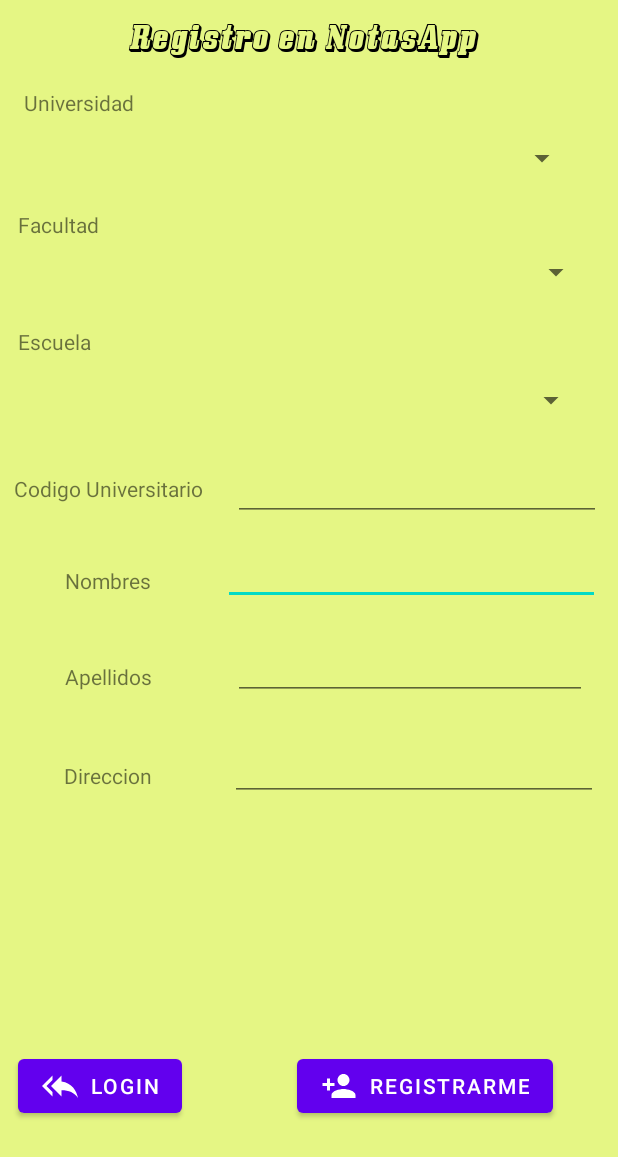
After one commit to alonsodelcordova/notass-app-movil, an Android app: the layout activity_register.xml on its own in the app's theme, with its tools: preview values and no code run, on a phone screen of 412 x 824 dp. The commit adds this screen. Shown: the top 1157 px of the screen. Run offline under Robolectric (Android 15) with nearby library versions, the phone set to English and light mode, and no system bars.

Commit message:
list content spinner

```diff
--- a/app/src/main/res/layout/activity_main.xml
+++ b/app/src/main/res/layout/activity_main.xml
@@ -7,7 +7,7 @@
     tools:context=".MainActivity">
 
     <Button
-        android:id="@+id/button"
+        android:id="@+id/btnMainInicio"
         android:layout_width="wrap_content"
         android:layout_height="wrap_content"
         android:text="Button"
--- /dev/null
+++ b/app/src/main/res/layout/activity_register.xml
@@ -0,0 +1,294 @@
+<?xml version="1.0" encoding="utf-8"?>
+<androidx.constraintlayout.widget.ConstraintLayout xmlns:android="http://schemas.android.com/apk/res/android"
+    xmlns:app="http://schemas.android.com/apk/res-auto"
+    xmlns:tools="http://schemas.android.com/tools"
+    android:layout_width="match_parent"
+    android:layout_height="match_parent"
+    tools:context=".activitys.RegisterActivity"
+    android:background="#E5F684">
+
+    <TextView
+        android:id="@+id/textView3"
+        android:layout_width="262dp"
+        android:layout_height="31dp"
+        android:layout_marginTop="4dp"
+        android:backgroundTint="#975A5A"
+        android:fontFamily="@font/estilo"
+        android:text="Registro en NotasApp"
+        android:textColor="@color/black"
+        android:textColorHint="#000000"
+        android:textSize="20sp"
+        app:layout_constraintBottom_toTopOf="@+id/guideline3"
+        app:layout_constraintEnd_toEndOf="parent"
+        app:layout_constraintHorizontal_bias="0.563"
+        app:layout_constraintStart_toStartOf="parent"
+        app:layout_constraintTop_toTopOf="parent" />
+
+    <Spinner
+        android:id="@+id/spnRegisterEscuela"
+        android:layout_width="381dp"
+        android:layout_height="42dp"
+        app:layout_constraintBottom_toTopOf="@+id/guideline6"
+        app:layout_constraintEnd_toEndOf="parent"
+        app:layout_constraintHorizontal_bias="0.333"
+        app:layout_constraintStart_toStartOf="parent"
+        app:layout_constraintTop_toBottomOf="@+id/textView6" />
+
+    <TextView
+        android:id="@+id/textView9"
+        android:layout_width="wrap_content"
+        android:layout_height="wrap_content"
+        android:text="Apellidos"
+        app:layout_constraintBottom_toTopOf="@+id/guideline9"
+        app:layout_constraintEnd_toStartOf="@+id/guideline2"
+        app:layout_constraintStart_toStartOf="parent"
+        app:layout_constraintTop_toTopOf="@+id/guideline8" />
+
+    <Spinner
+        android:id="@+id/spnRegisterFacultad"
+        android:layout_width="384dp"
+        android:layout_height="44dp"
+        app:layout_constraintBottom_toTopOf="@+id/guideline5"
+        app:layout_constraintEnd_toEndOf="parent"
+        app:layout_constraintHorizontal_bias="0.37"
+        app:layout_constraintStart_toStartOf="parent"
+        app:layout_constraintTop_toBottomOf="@+id/textView5"
+        app:layout_constraintVertical_bias="0.0" />
+
+    <EditText
+        android:id="@+id/txtViewNombres"
+        android:layout_width="251dp"
+        android:layout_height="39dp"
+        android:layout_marginEnd="8dp"
+        android:ems="10"
+        android:inputType="textPersonName"
+        app:layout_constraintBottom_toTopOf="@+id/guideline8"
+        app:layout_constraintEnd_toEndOf="parent"
+        app:layout_constraintStart_toStartOf="@+id/guideline2"
+        app:layout_constraintTop_toBottomOf="@+id/txtViewCodigo" />
+
+    <EditText
+        android:id="@+id/txtViewCodigo"
+        android:layout_width="245dp"
+        android:layout_height="44dp"
+        android:ems="10"
+        android:inputType="phone"
+        app:layout_constraintBottom_toTopOf="@+id/guideline7"
+        app:layout_constraintEnd_toEndOf="parent"
+        app:layout_constraintStart_toStartOf="@+id/guideline2"
+        app:layout_constraintTop_toTopOf="@+id/guideline6" />
+
+    <TextView
+        android:id="@+id/textView7"
+        android:layout_width="wrap_content"
+        android:layout_height="wrap_content"
+        android:text="Codigo Universitario"
+        app:layout_constraintBottom_toTopOf="@+id/guideline7"
+        app:layout_constraintEnd_toStartOf="@+id/guideline2"
+        app:layout_constraintStart_toStartOf="parent"
+        app:layout_constraintTop_toTopOf="@+id/guideline6" />
+
+    <TextView
+        android:id="@+id/textView8"
+        android:layout_width="wrap_content"
+        android:layout_height="wrap_content"
+        android:text="Nombres"
+        app:layout_constraintBottom_toTopOf="@+id/guideline8"
+        app:layout_constraintEnd_toStartOf="@+id/guideline2"
+        app:layout_constraintStart_toStartOf="parent"
+        app:layout_constraintTop_toTopOf="@+id/guideline7" />
+
+    <EditText
+        android:id="@+id/txtViewApellidos"
+        android:layout_width="236dp"
+        android:layout_height="32dp"
+        android:ems="10"
+        android:inputType="textPersonName"
+        app:layout_constraintBottom_toTopOf="@+id/guideline9"
+        app:layout_constraintEnd_toEndOf="parent"
+        app:layout_constraintHorizontal_bias="0.354"
+        app:layout_constraintStart_toStartOf="@+id/guideline2"
+        app:layout_constraintTop_toTopOf="@+id/guideline8" />
+
+    <Spinner
+        android:id="@+id/spnRegisterUniversidad"
+        android:layout_width="378dp"
+        android:layout_height="36dp"
+        app:layout_constraintBottom_toTopOf="@+id/guideline4"
+        app:layout_constraintEnd_toEndOf="parent"
+        app:layout_constraintHorizontal_bias="0.212"
+        app:layout_constraintStart_toStartOf="parent"
+        app:layout_constraintTop_toBottomOf="@+id/textView4" />
+
+    <TextView
+        android:id="@+id/textView6"
+        android:layout_width="wrap_content"
+        android:layout_height="wrap_content"
+        android:layout_marginTop="4dp"
+        android:text="Escuela"
+        app:layout_constraintEnd_toEndOf="parent"
+        app:layout_constraintHorizontal_bias="0.033"
+        app:layout_constraintStart_toStartOf="parent"
+        app:layout_constraintTop_toTopOf="@+id/guideline5" />
+
+    <EditText
+        android:id="@+id/txtViewDireccion"
+        android:layout_width="245dp"
+        android:layout_height="34dp"
+        android:layout_marginEnd="4dp"
+        android:ems="10"
+        android:inputType="textPersonName"
+        app:layout_constraintBottom_toTopOf="@+id/guideline10"
+        app:layout_constraintEnd_toEndOf="parent"
+        app:layout_constraintStart_toStartOf="@+id/guideline2"
+        app:layout_constraintTop_toTopOf="@+id/guideline9" />
+
+    <TextView
+        android:id="@+id/textView4"
+        android:layout_width="wrap_content"
+        android:layout_height="wrap_content"
+        android:layout_marginTop="8dp"
+        android:text="Universidad"
+        app:layout_constraintEnd_toEndOf="parent"
+        app:layout_constraintHorizontal_bias="0.047"
+        app:layout_constraintStart_toStartOf="parent"
+        app:layout_constraintTop_toTopOf="@+id/guideline3" />
+
+    <TextView
+        android:id="@+id/textView10"
+        android:layout_width="wrap_content"
+        android:layout_height="wrap_content"
+        android:text="Direccion"
+        app:layout_constraintBottom_toTopOf="@+id/guideline10"
+        app:layout_constraintEnd_toStartOf="@+id/guideline2"
+        app:layout_constraintStart_toStartOf="parent"
+        app:layout_constraintTop_toTopOf="@+id/guideline9" />
+
+    <TextView
+        android:id="@+id/textView5"
+        android:layout_width="wrap_content"
+        android:layout_height="wrap_content"
+        android:layout_marginTop="8dp"
+        android:text="Facultad"
+        app:layout_constraintEnd_toEndOf="parent"
+        app:layout_constraintHorizontal_bias="0.033"
+        app:layout_constraintStart_toStartOf="parent"
+        app:layout_constraintTop_toTopOf="@+id/guideline4" />
+
+    <TextView
+        android:id="@+id/textView11"
+        android:layout_width="wrap_content"
+        android:layout_height="wrap_content"
+        android:layout_marginStart="24dp"
+        android:text="Email"
+        app:layout_constraintBottom_toTopOf="@+id/guideline11"
+        app:layout_constraintEnd_toStartOf="@+id/guideline2"
+        app:layout_constraintStart_toStartOf="parent"
+        app:layout_constraintTop_toTopOf="@+id/guideline10" />
+
+    <EditText
+        android:id="@+id/txtViewEmail"
+        android:layout_width="247dp"
+        android:layout_height="30dp"
+        android:ems="10"
+        android:inputType="textPersonName"
+        app:layout_constraintBottom_toTopOf="@+id/guideline11"
+        app:layout_constraintEnd_toEndOf="parent"
+        app:layout_constraintStart_toStartOf="@+id/guideline2"
+        app:layout_constraintTop_toTopOf="@+id/guideline10" />
+
+    <Button
+        android:id="@+id/btnRegistrar"
+        android:layout_width="wrap_content"
+        android:layout_height="wrap_content"
+        android:layout_marginBottom="76dp"
+        android:text="Registrarme"
+        app:icon="@drawable/ic_baseline_person_add_24"
+        app:layout_constraintBottom_toBottomOf="parent"
+        app:layout_constraintEnd_toEndOf="parent"
+        app:layout_constraintHorizontal_bias="0.553"
+        app:layout_constraintStart_toStartOf="@+id/guideline2" />
+
+    <Button
+        android:id="@+id/btnLogin"
+        android:layout_width="wrap_content"
+        android:layout_height="wrap_content"
+        android:layout_marginStart="4dp"
+        android:layout_marginBottom="76dp"
+        android:text="Login"
+        app:icon="@drawable/ic_baseline_reply_all_24"
+        app:layout_constraintBottom_toBottomOf="parent"
+        app:layout_constraintEnd_toStartOf="@+id/guideline2"
+        app:layout_constraintHorizontal_bias="0.266"
+        app:layout_constraintStart_toStartOf="parent" />
+
+    <androidx.constraintlayout.widget.Guideline
+        android:id="@+id/guideline2"
+        android:layout_width="wrap_content"
+        android:layout_height="wrap_content"
+        android:orientation="vertical"
+        app:layout_constraintGuide_percent="0.35" />
+
+    <androidx.constraintlayout.widget.Guideline
+        android:id="@+id/guideline3"
+        android:layout_width="wrap_content"
+        android:layout_height="wrap_content"
+        android:orientation="horizontal"
+        app:layout_constraintGuide_percent="0.061559506" />
+
+    <androidx.constraintlayout.widget.Guideline
+        android:id="@+id/guideline4"
+        android:layout_width="wrap_content"
+        android:layout_height="wrap_content"
+        android:orientation="horizontal"
+        app:layout_constraintGuide_percent="0.16" />
+
+    <androidx.constraintlayout.widget.Guideline
+        android:id="@+id/guideline5"
+        android:layout_width="wrap_content"
+        android:layout_height="wrap_content"
+        android:orientation="horizontal"
+        app:layout_constraintGuide_percent="0.26" />
+
+    <androidx.constraintlayout.widget.Guideline
+        android:id="@+id/guideline6"
+        android:layout_width="wrap_content"
+        android:layout_height="wrap_content"
+        android:orientation="horizontal"
+        app:layout_constraintGuide_percent="0.36" />
+
+    <androidx.constraintlayout.widget.Guideline
+        android:id="@+id/guideline7"
+        android:layout_width="wrap_content"
+        android:layout_height="wrap_content"
+        android:orientation="horizontal"
+        app:layout_constraintGuide_percent="0.42954856" />
+
+    <androidx.constraintlayout.widget.Guideline
+        android:id="@+id/guideline8"
+        android:layout_width="wrap_content"
+        android:layout_height="wrap_content"
+        android:orientation="horizontal"
+        app:layout_constraintGuide_percent="0.51" />
+
+    <androidx.constraintlayout.widget.Guideline
+        android:id="@+id/guideline9"
+        android:layout_width="wrap_content"
+        android:layout_height="wrap_content"
+        android:orientation="horizontal"
+        app:layout_constraintGuide_percent="0.5841313" />
+
+    <androidx.constraintlayout.widget.Guideline
+        android:id="@+id/guideline10"
+        android:layout_width="wrap_content"
+        android:layout_height="wrap_content"
+        android:orientation="horizontal"
+        app:layout_constraintGuide_percent="0.67" />
+
+    <androidx.constraintlayout.widget.Guideline
+        android:id="@+id/guideline11"
+        android:layout_width="wrap_content"
+        android:layout_height="wrap_content"
+        android:orientation="horizontal"
+        app:layout_constraintGuide_begin="536dp" />
+</androidx.constraintlayout.widget.ConstraintLayout>
```
Also changed, not shown: app/src/main/AndroidManifest.xml (+9 -2 lines), app/src/main/java/com/example/notasapp/MainActivity.kt (+3 -8 lines), app/src/main/java/com/example/notasapp/activitys/RegisterActivity.kt (+108 -14 lines), app/src/main/java/com/example/notasapp/activitys/UniversidadesActivity.kt (added, +11 -0 lines), app/src/main/java/com/example/notasapp/core/RestrofitBuilder.kt (+11 -2 lines), app/src/main/java/com/example/notasapp/models/Escuela.kt (deleted, +0 -15 lines), app/src/main/java/com/example/notasapp/models/Universidad.kt (+14 -0 lines), app/src/main/java/com/example/notasapp/services/SecurityService.kt (+9 -4 lines), app/src/main/java/com/example/notasapp/services/ServiceBuilder.kt (deleted, +0 -21 lines), app/src/main/res/layout/activity_universidades.xml (added, +9 -0 lines), app/src/main/res/layout/registrar_usuario.xml (deleted, +0 -211 lines).
